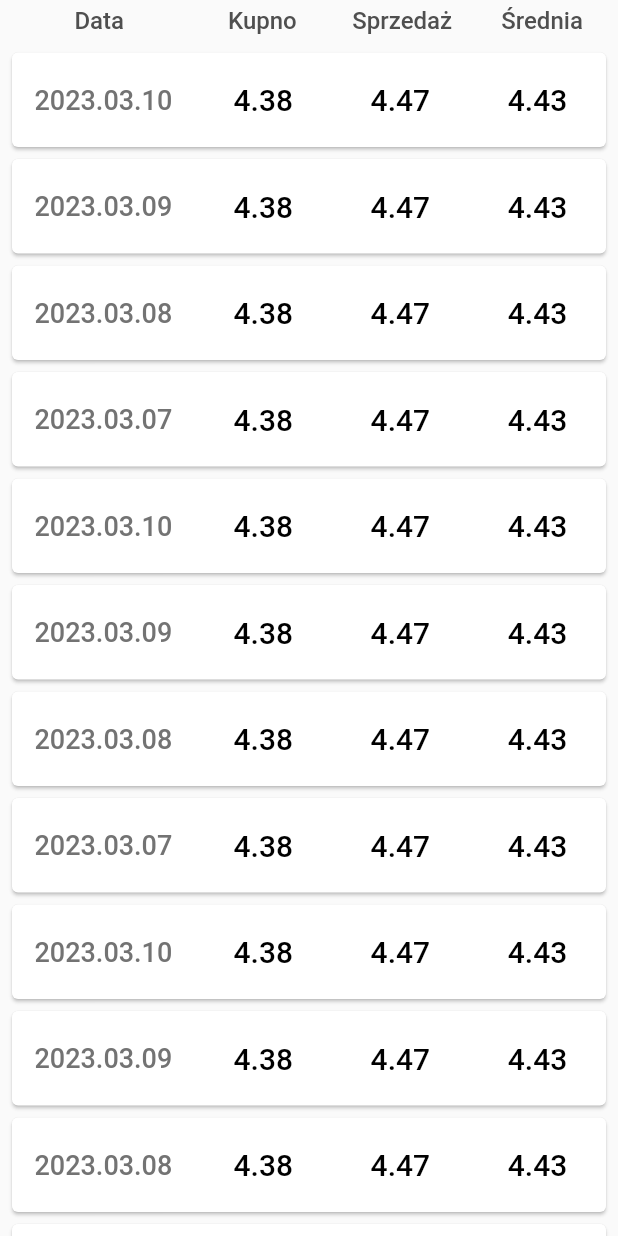
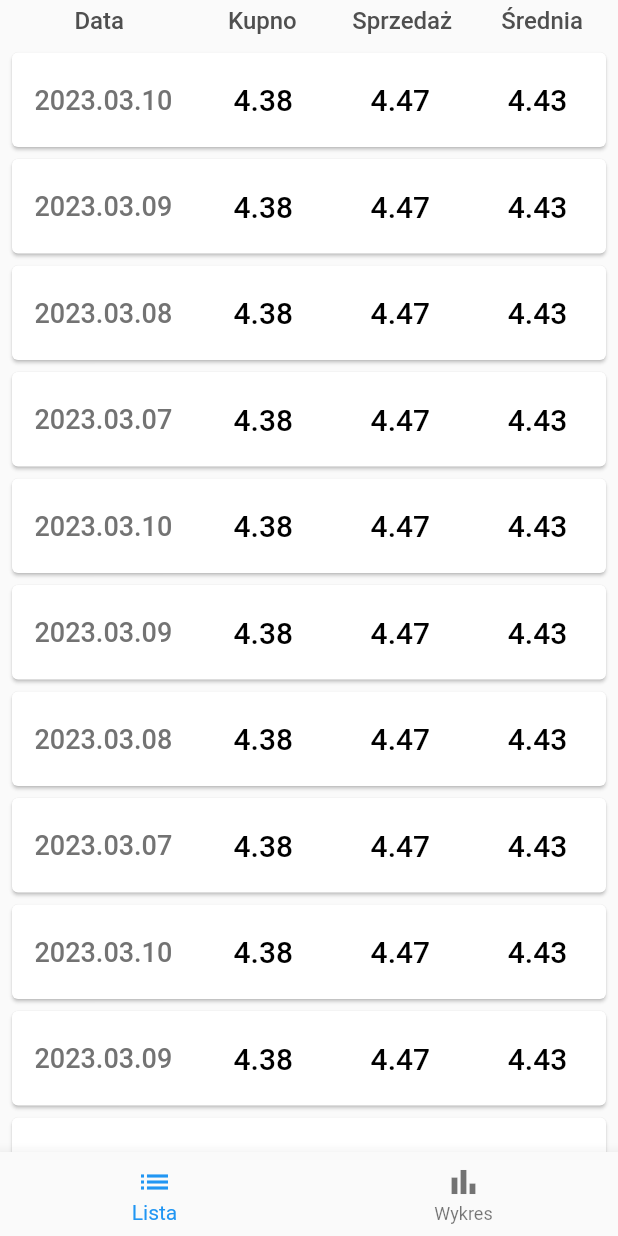
Before and after one commit to KamilDonda/CurrencyRateApp, a Flutter app: the screen it shows after launch, after a tap on "USD", on a phone screen of 412 x 824 dp. Run offline on Flutter 3.47's test engine with Material 2 defaults, Android fonts, the phone set to English and light mode, and no system bars; our stand-ins replace flutter_bloc; missing offline and left inert: flag.

Commit message:
Split DetailsView into two tabs

```diff
--- /dev/null
+++ b/lib/constants/texts.dart
@@ -0,0 +1,2 @@
+const String list = "Lista";
+const String plot = "Wykres";
--- a/lib/main.dart
+++ b/lib/main.dart
@@ -1,5 +1,7 @@
+import 'package:currency_rate_app/view/details/cubit/tab_cubit.dart';
 import 'package:currency_rate_app/view/home/home_view.dart';
 import 'package:flutter/material.dart';
+import 'package:flutter_bloc/flutter_bloc.dart';
 
 void main() {
   runApp(const MyApp());
@@ -10,12 +12,18 @@ class MyApp extends StatelessWidget {
 
   @override
   Widget build(BuildContext context) {
-    return MaterialApp(
-      title: 'Currency Rate App',
-      theme: ThemeData(
-        primarySwatch: Colors.blue,
+    return BlocProvider(
+      create: (_) => TabCubit(),
+      child: MaterialApp(
+        title: 'Currency Rate App',
+        theme: ThemeData(
+          primarySwatch: Colors.blue,
+        ),
+        home: BlocProvider(
+          create: (_) => TabCubit(),
+          child: const HomeView(),
+        ),
       ),
-      home: const HomeView(),
     );
   }
 }
--- /dev/null
+++ b/lib/view/details/cubit/tab_cubit.dart
@@ -0,0 +1,7 @@
+import 'package:flutter_bloc/flutter_bloc.dart';
+
+class TabCubit extends Cubit<int> {
+  TabCubit() : super(0);
+
+  void changeTab(int index) => emit(index);
+}
--- a/lib/view/details/details_view.dart
+++ b/lib/view/details/details_view.dart
@@ -1,7 +1,9 @@
+import 'package:currency_rate_app/constants/texts.dart';
 import 'package:currency_rate_app/model/detail_currency/detail_currency_combined.dart';
-import 'package:currency_rate_app/widgets/detail_currency_header.dart';
-import 'package:currency_rate_app/widgets/detail_currency_item.dart';
+import 'package:currency_rate_app/view/details/cubit/tab_cubit.dart';
+import 'package:currency_rate_app/view/details/widgets/list_tab.dart';
 import 'package:flutter/material.dart';
+import 'package:flutter_bloc/flutter_bloc.dart';
 
 class DetailsView extends StatelessWidget {
   const DetailsView({Key? key}) : super(key: key);
@@ -35,22 +37,45 @@ class DetailsView extends StatelessWidget {
 
   @override
   Widget build(BuildContext context) {
+    return BlocBuilder<TabCubit, int>(
+      builder: (_, index) {
         return Scaffold(
-      body: SafeArea(
-        child: Column(
+          body: SafeArea(child: _tab(index)),
+          bottomNavigationBar: _navigationBar(context, index),
+        );
+      },
+    );
+  }
+
+  Widget _tab(int index) {
+    return Stack(
       children: [
-            const DetailCurrencyHeader(),
-            Expanded(
-              child: ListView.builder(
-                padding: const EdgeInsets.all(4),
-                itemCount: currencies.length,
-                itemBuilder: (_, index) =>
-                    DetailCurrencyItem(currency: currencies[index]),
+        Offstage(
+          offstage: index != 0,
+          child: ListTab(currencies: currencies),
         ),
+        Offstage(
+          offstage: index != 1,
+          child: Text("2"),
         ),
       ],
+    );
+  }
+
+  Widget _navigationBar(BuildContext context, int index) {
+    return BottomNavigationBar(
+      currentIndex: index,
+      onTap: (index) => context.read<TabCubit>().changeTab(index),
+      items: const [
+        BottomNavigationBarItem(
+          icon: Icon(Icons.list),
+          label: list,
         ),
+        BottomNavigationBarItem(
+          icon: Icon(Icons.bar_chart),
+          label: plot,
         ),
+      ],
     );
   }
 }
--- /dev/null
+++ b/lib/view/details/widgets/list_tab.dart
@@ -0,0 +1,30 @@
+import 'package:currency_rate_app/model/detail_currency/detail_currency_combined.dart';
+import 'package:currency_rate_app/view/details/widgets/detail_currency_header.dart';
+import 'package:currency_rate_app/view/details/widgets/detail_currency_item.dart';
+import 'package:flutter/material.dart';
+
+class ListTab extends StatelessWidget {
+  final List<DetailCurrencyCombined> currencies;
+
+  const ListTab({
+    Key? key,
+    required this.currencies,
+  }) : super(key: key);
+
+  @override
+  Widget build(BuildContext context) {
+    return Column(
+      children: [
+        const DetailCurrencyHeader(),
+        Expanded(
+          child: ListView.builder(
+            padding: const EdgeInsets.all(4),
+            itemCount: currencies.length,
+            itemBuilder: (_, index) =>
+                DetailCurrencyItem(currency: currencies[index]),
+          ),
+        ),
+      ],
+    );
+  }
+}
--- a/pubspec.yaml
+++ b/pubspec.yaml
@@ -36,6 +36,7 @@ dependencies:
   # Use with the CupertinoIcons class for iOS style icons.
   cupertino_icons: ^1.0.2
   flag: ^6.0.0
+  flutter_bloc: ^8.1.2
 
 dev_dependencies:
   flutter_test:
```
Also changed, not shown: lib/view/details/widgets/detail_currency_header.dart (renamed from lib/widgets/detail_currency_header.dart), lib/view/details/widgets/detail_currency_item.dart (renamed from lib/widgets/detail_currency_item.dart), pubspec.lock. Lines whose indentation alone changed are shown as unchanged.
